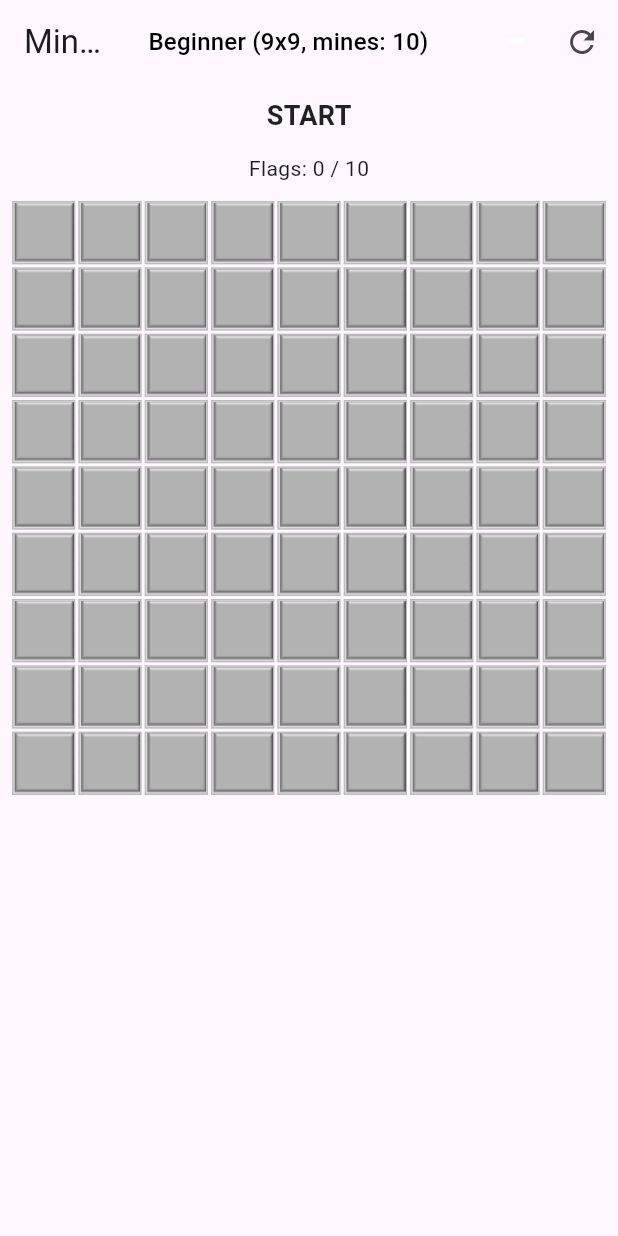
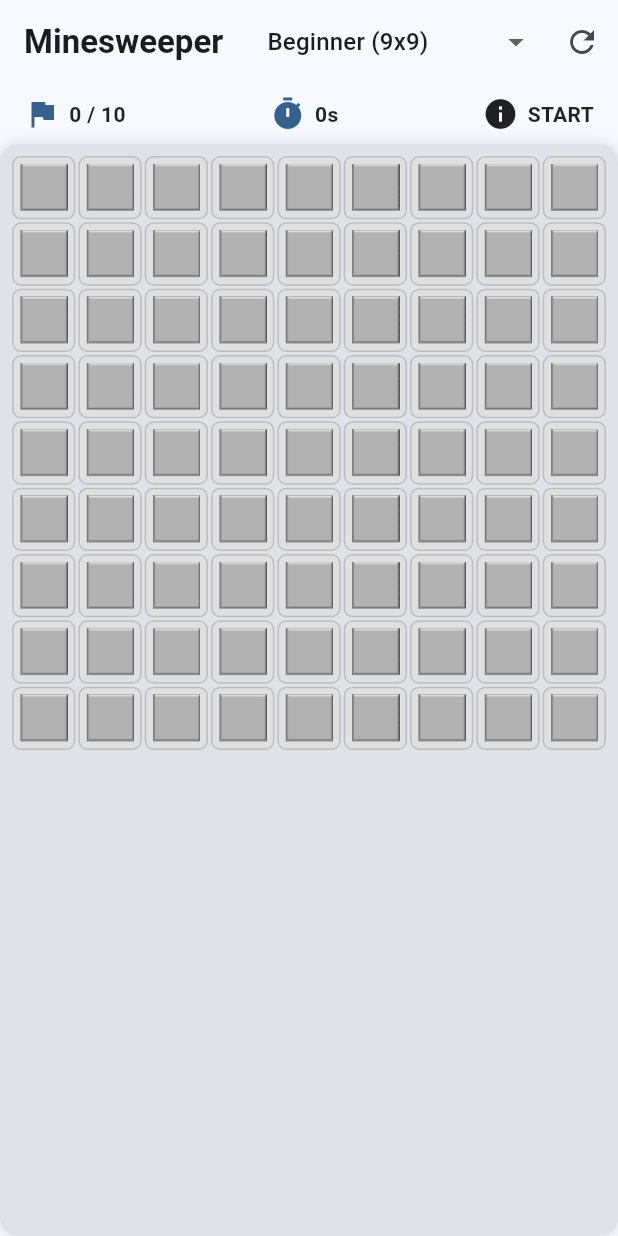
Before and after one commit to Wratheus/MineSweeper-Flutter, a Flutter app: the screen it shows after launch, after a tap on the "refresh" icon, on a phone screen of 412 x 824 dp. Run offline on Flutter 3.47's test engine with Material 3 defaults, Android fonts, the phone set to English and light mode, and no system bars.

Commit message:
style changes

```diff
--- a/lib/main.dart
+++ b/lib/main.dart
@@ -1,4 +1,8 @@
 import 'package:flutter/material.dart';
 import 'package:minesweeper/src/feature/app/main.dart';
 
-void main() => runApp(const AppMain());
+void main() {
+  WidgetsFlutterBinding.ensureInitialized();
+
+  runApp(const AppMain());
+}
--- a/lib/src/feature/app/main.dart
+++ b/lib/src/feature/app/main.dart
@@ -7,8 +7,11 @@
   @override
   Widget build(BuildContext context) => MaterialApp(
     title: 'Minesweeper',
+    debugShowCheckedModeBanner: false,
     theme: ThemeData(
-      colorScheme: ColorScheme.fromSeed(seedColor: Colors.deepPurple),
+      useMaterial3: true,
+      colorSchemeSeed: Colors.blue,
+      brightness: Brightness.light,
     ),
     home: const MineSweeperGamePlayMain(),
   );
--- a/lib/src/feature/game/widgets/screen.dart
+++ b/lib/src/feature/game/widgets/screen.dart
@@ -1,4 +1,5 @@
 import 'package:flutter/material.dart';
+import 'package:flutter/scheduler.dart';
 import 'package:minesweeper/src/core/models/cell.dart';
 import 'package:minesweeper/src/core/models/coord.dart';
 import 'package:minesweeper/src/core/models/difficulty.dart';
@@ -15,23 +16,56 @@
 class _MinesweeperGameplayScreenState extends State<MinesweeperGameplayScreen> {
   late Game game;
   Difficulty selectedDifficulty = Difficulty.beginner;
+  int secondsElapsed = 0;
+  late final Stopwatch stopwatch;
+  late final Ticker ticker;
 
   @override
   void initState() {
     super.initState();
     game = Game(difficulty: selectedDifficulty);
+    stopwatch = Stopwatch();
+    ticker = Ticker((_) {
+      if (stopwatch.isRunning) {
+        setState(() {
+          secondsElapsed = stopwatch.elapsed.inSeconds;
+        });
+      }
+    });
+    ticker.start();
+  }
+
+  @override
+  void dispose() {
+    ticker.dispose();
+    super.dispose();
   }
 
   void _startNewGame() {
     setState(() {
       game = Game(difficulty: selectedDifficulty);
+      stopwatch
+        ..reset()
+        ..start();
+      secondsElapsed = 0;
     });
   }
 
   void _onLeftClick(Coord coord) {
     if (game.getState() == GameState.playing ||
         game.getState() == GameState.start) {
-      setState(() => game.openCell(coord));
+      if (game.getState() == GameState.start) {
+        stopwatch
+          ..reset()
+          ..start();
+      }
+      setState(() {
+        game.openCell(coord);
+        if (game.getState() == GameState.win ||
+            game.getState() == GameState.lose) {
+          stopwatch.stop();
+        }
+      });
     }
   }
 
@@ -48,77 +82,38 @@
 
     return Scaffold(
       appBar: AppBar(
-        title: const Text('Minesweeper'),
+        title: const Text(
+          'Minesweeper',
+          style: TextStyle(fontWeight: FontWeight.bold),
+        ),
         actions: [
-          Padding(
-            padding: const EdgeInsets.symmetric(horizontal: 8),
-            child: DropdownButton<Difficulty>(
-              value: selectedDifficulty,
-              underline: Container(),
-              dropdownColor: Colors.blue,
-              iconEnabledColor: Colors.white,
-              items: Difficulty.values
-                  .map(
-                    (d) => DropdownMenuItem<Difficulty>(
-                      value: d,
-                      child: Text(
-                        '${d.name[0].toUpperCase()}${d.name.substring(1)} (${d.size.width}x${d.size.height}, mines: ${d.mines})',
-                        style: const TextStyle(color: Colors.black),
-                      ),
-                    ),
-                  )
-                  .toList(),
-              onChanged: (difficulty) {
-                if (difficulty != null) {
-                  setState(() {
-                    selectedDifficulty = difficulty;
-                    _startNewGame();
-                  });
-                }
-              },
-            ),
-          ),
+          _buildDifficultySelector(),
           IconButton(icon: const Icon(Icons.refresh), onPressed: _startNewGame),
         ],
       ),
       body: Column(
         children: [
-          Padding(
-            padding: const EdgeInsets.all(8),
-            child: Text(
-              game.getState().name.toUpperCase(),
-              style: TextStyle(
-                fontSize: 18,
-                fontWeight: FontWeight.bold,
-                color: _getStateColor(game.getState()),
-              ),
-            ),
-          ),
-          Padding(
-            padding: const EdgeInsets.symmetric(horizontal: 12, vertical: 4),
-            child: Text('Flags: ${_countFlags()} / ${game.difficulty.mines}'),
-          ),
+          _buildStatusPanel(),
           Expanded(
             child: LayoutBuilder(
               builder: (context, constraints) {
-                // Размер доступного пространства
-                final double maxWidth = constraints.maxWidth - 16; // с padding
-                final maxHeight = constraints.maxHeight - 16;
+                final double maxWidth = constraints.maxWidth - 16;
+                final double cellSize = (maxWidth / cols).clamp(16.0, 40.0);
 
-                // Размер ячейки по ширине и высоте
-                final double cellWidth = maxWidth / cols;
-                final double cellHeight = maxHeight / rows;
-
-                // Выбираем минимальный размер, чтобы сетка умещалась по обеим осям
-                final cellSize = cellWidth < cellHeight
-                    ? cellWidth
-                    : cellHeight;
-
-                // Ограничение по минимальному и максимальному размеру ячейки
-                final double clampedCellSize = cellSize.clamp(16.0, 40.0);
-
-                return GridView.builder(
+                return Center(
+                  child: Container(
                     padding: const EdgeInsets.all(8),
+                    decoration: BoxDecoration(
+                      color: Theme.of(
+                        context,
+                      ).colorScheme.surfaceContainerHighest,
+                      borderRadius: BorderRadius.circular(12),
+                      boxShadow: const [
+                        BoxShadow(color: Colors.black12, blurRadius: 8),
+                      ],
+                    ),
+                    child: GridView.builder(
+                      physics: const NeverScrollableScrollPhysics(),
                       gridDelegate: SliverGridDelegateWithFixedCrossAxisCount(
                         crossAxisCount: cols,
                         mainAxisSpacing: 2,
@@ -135,17 +130,27 @@
                           onTap: () => _onLeftClick(coord),
                           onLongPress: () => _onRightClick(coord),
                           onSecondaryTap: () => _onRightClick(coord),
-                      child: Container(
-                        width: clampedCellSize,
-                        height: clampedCellSize,
+                          child: AnimatedContainer(
+                            duration: const Duration(milliseconds: 150),
+                            width: cellSize,
+                            height: cellSize,
                             decoration: BoxDecoration(
+                              color: _getCellBackgroundColor(cell),
+                              borderRadius: BorderRadius.circular(6),
                               border: Border.all(color: Colors.grey.shade400),
-                          color: _getCellBackgroundColor(cell),
                             ),
-                        child: Image.asset(cell.imagePath, fit: BoxFit.contain),
+                            child: Padding(
+                              padding: const EdgeInsets.all(4),
+                              child: Image.asset(
+                                cell.imagePath,
+                                fit: BoxFit.contain,
+                              ),
+                            ),
                           ),
                         );
                       },
+                    ),
+                  ),
                 );
               },
             ),
@@ -154,6 +159,62 @@
       ),
     );
   }
+
+  Widget _buildStatusPanel() => Padding(
+    padding: const EdgeInsets.symmetric(horizontal: 16, vertical: 8),
+    child: Row(
+      mainAxisAlignment: MainAxisAlignment.spaceBetween,
+      children: [
+        _statusItem(Icons.flag, '${_countFlags()} / ${game.difficulty.mines}'),
+        _statusItem(Icons.timer, '${secondsElapsed}s'),
+        _statusItem(
+          Icons.info,
+          game.getState().name.toUpperCase(),
+          color: _getStateColor(game.getState()),
+        ),
+      ],
+    ),
+  );
+
+  Widget _statusItem(IconData icon, String text, {Color? color}) => Row(
+    children: [
+      Icon(icon, color: color ?? Theme.of(context).colorScheme.primary),
+      const SizedBox(width: 6),
+      Text(
+        text,
+        style: TextStyle(
+          fontWeight: FontWeight.bold,
+          color: color ?? Colors.black87,
+        ),
+      ),
+    ],
+  );
+
+  Widget _buildDifficultySelector() => Padding(
+    padding: const EdgeInsets.symmetric(horizontal: 8),
+    child: DropdownButton<Difficulty>(
+      value: selectedDifficulty,
+      underline: Container(),
+      items: Difficulty.values
+          .map(
+            (d) => DropdownMenuItem<Difficulty>(
+              value: d,
+              child: Text(
+                '${d.name[0].toUpperCase()}${d.name.substring(1)} (${d.size.width}x${d.size.height})',
+              ),
+            ),
+          )
+          .toList(),
+      onChanged: (difficulty) {
+        if (difficulty != null) {
+          setState(() {
+            selectedDifficulty = difficulty;
+            _startNewGame();
+          });
+        }
+      },
+    ),
+  );
 
   Color _getStateColor(GameState state) {
     switch (state) {
--- a/pubspec.yaml
+++ b/pubspec.yaml
@@ -19,7 +19,7 @@
   flutter_test:
     sdk: flutter
 
-  flutter_lints: ^5.0.0
+  flutter_lints: ^6.0.0
 
 flutter:
   assets:
```
Also changed, not shown: pubspec.lock, 69 other files. Lines whose indentation alone changed are shown as unchanged.
